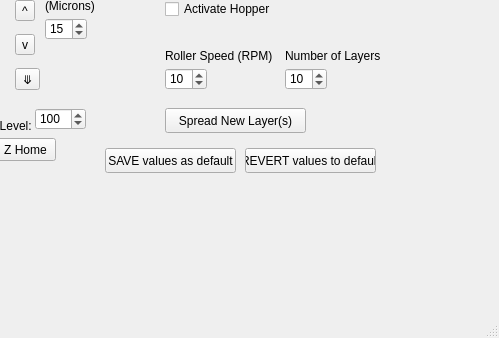
First picture: the form in QT_Framework/mainwindow.ui, repository BYUCreateResearchLab/CREATE_LAB_Binder_Jet_Printer, before the edit; both pictures show x 365 to 864 and y 231 to 569 of the 864 by 569 pixel window.
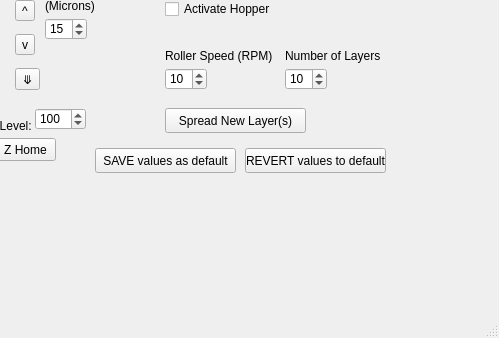
Second picture: the form after the edit.

```diff
--- a/QT_Framework/mainwindow.ui
+++ b/QT_Framework/mainwindow.ui
@@ -468,9 +468,9 @@
    <widget class="QPushButton" name="saveDefault">
     <property name="geometry">
      <rect>
-      <x>470</x>
+      <x>460</x>
       <y>360</y>
-      <width>131</width>
+      <width>141</width>
       <height>25</height>
      </rect>
     </property>
@@ -483,7 +483,7 @@
      <rect>
       <x>610</x>
       <y>360</y>
-      <width>131</width>
+      <width>141</width>
       <height>25</height>
      </rect>
     </property>
```
Left out of the diff: 2 changed lines with no effect on the pictures.
